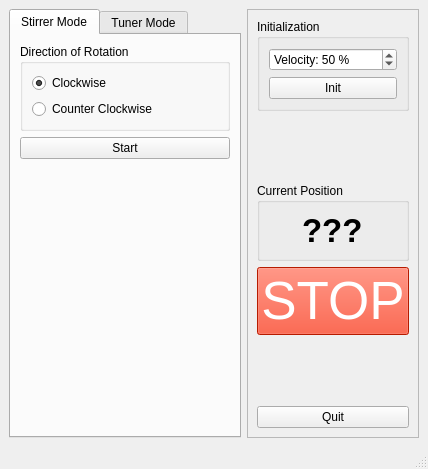
Above: mainwindow_ui.ui from hgkdd/TeseqStirrer before the change. Below: the same form after it.
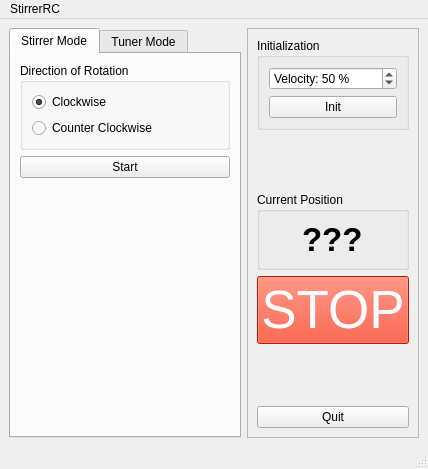
That is the form after the change.

Commit message: maming ans tabbing; quit action

Patch:
```diff
--- a/mainwindow_ui.ui
+++ b/mainwindow_ui.ui
@@ -334,6 +334,15 @@
      <height>37</height>
     </rect>
    </property>
+   <widget class="QMenu" name="menuStirrerRC">
+    <property name="title">
+     <string>StirrerRC</string>
+    </property>
+    <addaction name="actionAbout"/>
+    <addaction name="separator"/>
+    <addaction name="actionQuit"/>
+   </widget>
+   <addaction name="menuStirrerRC"/>
   </widget>
   <widget class="QStatusBar" name="statusbar"/>
  </widget>
```
Left out of the diff: 69 changed lines with no effect on the pictures. The commit also changes 1 other file.
